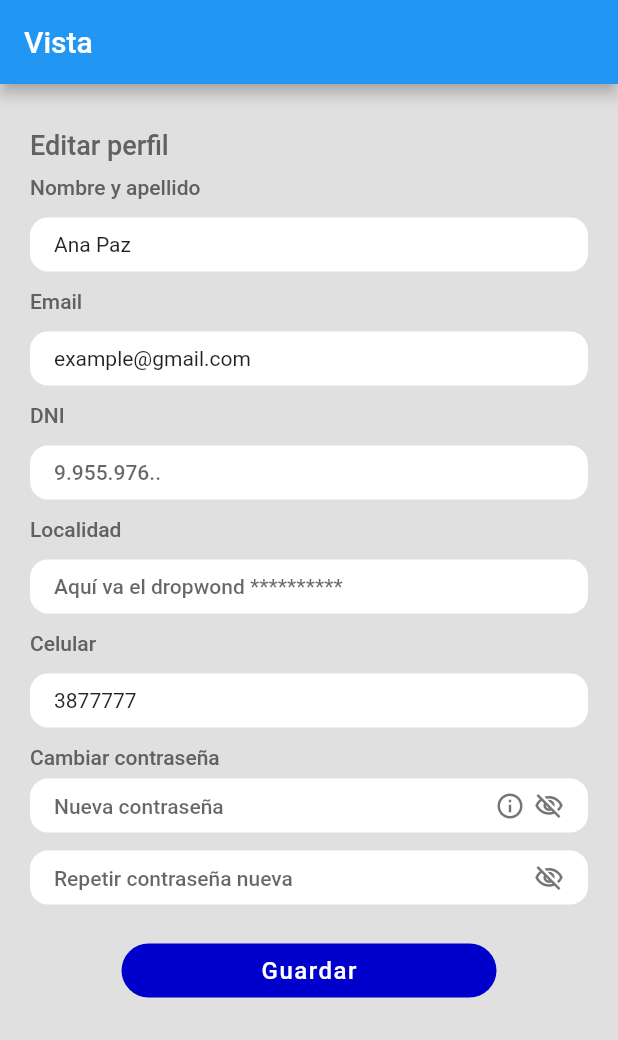
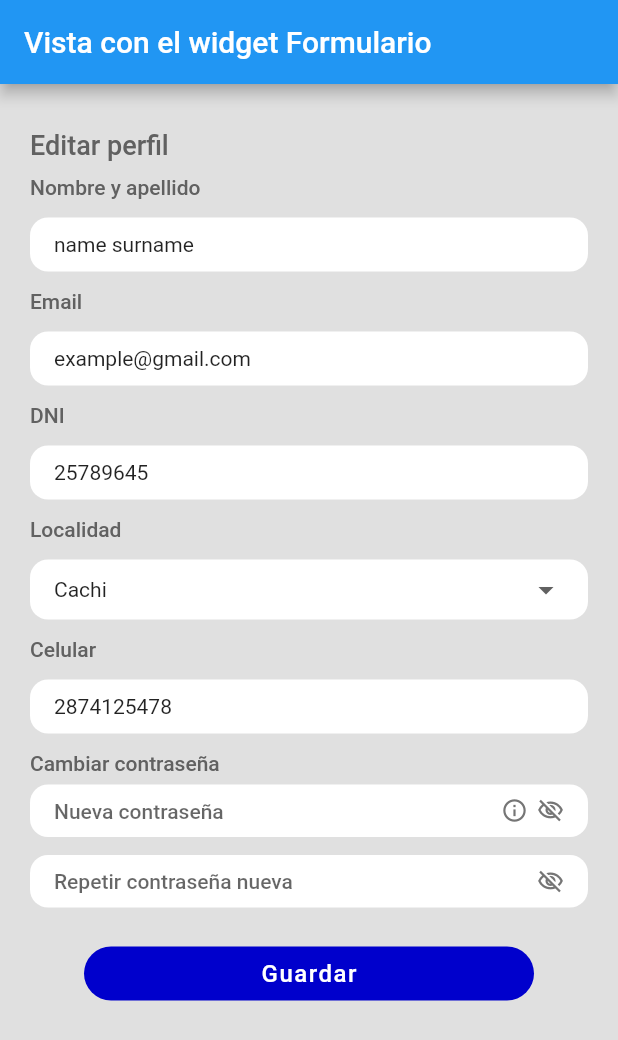
Before and after one commit to leopazgerez/perfildeusuario, a Flutter app: the screen it shows after launch, on a phone screen of 412 x 824 dp. Shown: the top 1040 px of the screen. Run offline on Flutter 3.47's test engine with Material 2 defaults, Android fonts, the phone set to English and light mode, and no system bars.

Commit message:
Last Update
Se agregaron métodos customizados para los 3 casos de campos del formulario, los antiguos se eliminaron, se agrego el autocompletado del formulario con respecto al modelo, y se terminaron de agregar las últimas validaciones, también detalles como el tamaño del botón, iconos, texto, etc.

```diff
--- a/lib/main.dart
+++ b/lib/main.dart
@@ -10,13 +10,14 @@ class MyApp extends StatelessWidget {
   @override
   Widget build(BuildContext context) {
     return MaterialApp(
+      debugShowCheckedModeBanner: false,
       title: 'Flutter Demo',
       theme: ThemeData(
         primarySwatch: Colors.blue,
       ),
-      initialRoute: const View().id,
+      initialRoute: View().id,
       routes: {
-        const View().id: (_) => const View(),
+        View().id: (_) => View(),
       },
     );
   }
--- a/lib/src/models/person_model.dart
+++ b/lib/src/models/person_model.dart
@@ -5,16 +5,15 @@ class PersonModel{
   int? _dni;
   String? _location;
   int? _phoneNumber;
-  String? _password;
+  String? password;
 
-  PersonModel(String name, String surname, String email, int dni, String location, int phoneNumber, String password,){
+  PersonModel(String name, String surname, String email, int dni, String location, int phoneNumber,{this.password}){
     _name = name;
     _surname = surname;
     _email = email;
     _dni = dni;
     _location = location;
     _phoneNumber = phoneNumber;
-    _password = password;
   }
 
   String get name => _name!;
@@ -41,9 +40,5 @@ class PersonModel{
   set phoneNumber(int phoneNumber){
     _phoneNumber = phoneNumber;
   }
-  String get password => _password!;
-  set password(String password){
-    _password = password;
-  }
 
 }
--- a/lib/src/ui/pagecomponent/user_profile.dart
+++ b/lib/src/ui/pagecomponent/user_profile.dart
@@ -10,29 +10,27 @@ class UserProfile extends StatefulWidget {
 }
 
 class _UserProfileState extends State<UserProfile> {
-  final numberPhone = "3877777";
-  final currentPassword = "pass";
-  final nameAndSurname = 'Ana Paz';
-  final email = 'example@gmail.com';
+  List<String> locationList = [
+    'Salta',
+    'Joaquin V. Gonzalez',
+    'Quebrachal',
+    'Metan',
+    'Cachi'
+  ];
+
   final double paddingVertical = 8;
   final double paddingHorizontal = 16;
   final double borderRadiusTextForm = 12;
   final double sizeTextForm = 14;
-  List<String> locationList = [
-    'Salta',
-    'Joaquin V. Gonzalez',
-    'Quebrachal',
-    'Metan'
-  ];
+  String dropDownValue = '';
 
-  final GlobalKey<FormState> formKey = GlobalKey<FormState>();
-  bool isTapIcon = true;
   bool iconEyeNewPassword = false;
   bool iconEyeConfirmPassword = false;
 
-  isTapIconf() {
-    isTapIcon = !isTapIcon;
-  }
+  final GlobalKey<FormState> formKey = GlobalKey<FormState>();
+
+  TextEditingController newPasswordController = TextEditingController();
+  TextEditingController confirmPasswordController = TextEditingController();
 
   isTapIconEyeNewPassword() {
     iconEyeNewPassword = !iconEyeNewPassword;
@@ -61,14 +59,51 @@ class _UserProfileState extends State<UserProfile> {
     return null;
   }
 
+  String? newPasswordValidator(newPassword) {
+    if (newPassword == null || newPassword.isEmpty) {
+      return 'Contraseña requerida';
+    } else if (newPassword.length < 8) {
+      return 'Debe tener un minimo de 8 caracteres';
+    }
+    return null;
+  }
+
+  String? confirmPasswordValidator(confirmPassword) {
+    if (confirmPassword == null || confirmPassword.isEmpty) {
+      return 'Contraseña requerida';
+    }
+    if (confirmPassword.length < 8) {
+      return 'Debe tener un minimo de 8 caracteres';
+    }
+    if (newPasswordController.text != confirmPasswordController.text) {
+      return 'Contraseñas no coinciden';
+    }
+    return null;
+  }
+
+  void onTapIconInfo() {
+    const snackBar = SnackBar(
+      content: Text('Ingrese su nueva contraseña'),
+    );
+    ScaffoldMessenger.of(context).showSnackBar(snackBar);
+  }
+
+  void onTapIconEyeNewPassword() {
+    setState(() {
+      isTapIconEyeNewPassword();
+    });
+  }
+
+  void onTapIconEyeConfirmPassword() {
+    setState(() {
+      isTapIconEyeConfirmPassword();
+    });
+  }
+
   @override
   Widget build(BuildContext context) {
-    IconData icon =
-        isTapIcon ? Icons.visibility_outlined : Icons.visibility_off_outlined;
     return Form(
       key: formKey,
-      child: Padding(
-        padding: const EdgeInsets.all(20.0),
       child: Column(
         crossAxisAlignment: CrossAxisAlignment.start,
         children: [
@@ -81,62 +116,77 @@ class _UserProfileState extends State<UserProfile> {
           ),
           _customTitleTextForm(title: "Nombre y apellido"),
           _customTextFormField(
-                hintText: "Nombre y apellido", initialValue: nameAndSurname),
-            _titleTextForm("Email"),
+              hintText: "Adoración Rosa...",
+              initialValue: "${widget.model!.name} ${widget.model!.surname}"),
+          _customTitleTextForm(title: "Email"),
           _customTextFormField(
-                hintText: "Email",
+            hintText: "adoracion.rosa@gmail.com...",
             keyboardType: TextInputType.emailAddress,
-                initialValue: email,
+            initialValue: widget.model!.email,
             validator: emailValidator,
           ),
-            /*
-            _textFormField(email, "Email", TextInputType.emailAddress,
-                validator: (email) {
-              if (email == null || email.isEmpty) {
-                return 'E-mail es requerido';
-              }
-              String pattern = r'\w+@\w+\.\w+';
-              RegExp regex = RegExp(pattern);
-              if (!regex.hasMatch(email)) return 'Formato Incorrecto de E-mail';
-              return null;
-            }),
-            */
           _customTitleTextForm(title: "DNI"),
-            _customTextFormField(hintText: "9.955.976.."),
-            _titleTextForm("Localidad"),
-            _textFormField(
-                "", "Aquí va el dropwond **********", TextInputType.text),
-            _titleTextForm("Celular"),
-            _textFormField(numberPhone, "387678953..", TextInputType.number),
-            _titleTextForm("Cambiar contraseña"),
-            _customTextFormFieldIE("", "Nueva contraseña", TextInputType.text,
-                () {
-              setState(() {
-                isTapIconEyeNewPassword();
-              });
-            }, iconInfo: true, iconEye: true, isTapIcon: iconEyeNewPassword),
-            _customTextFormFieldIE(
-                "", "Repetir contraseña nueva", TextInputType.text, () {
-              setState(() {
-                isTapIconEyeConfirmPassword();
-              });
-            }, iconEye: true, isTapIcon: iconEyeConfirmPassword),
+          _customTextFormField(
+              hintText: "9.955.976...",
+              initialValue: widget.model!.dni.toString(),
+              keyboardType: TextInputType.number,
+              validator: dniValidator),
+          _customTitleTextForm(title: "Localidad"),
+          _customDropDownButton(locationList, widget.model!.location),
+          _customTitleTextForm(title: "Celular"),
+          _customTextFormField(
+              hintText: "387678953...",
+              initialValue: widget.model!.phoneNumber.toString(),
+              keyboardType: TextInputType.number),
+          _customTitleTextForm(title: "Cambiar contraseña"),
+          _customTextFormFieldWithIcons(
+            hintText: "Nueva contraseña",
+            iconEye: true,
+            iconInfo: true,
+            isTapIcon: iconEyeNewPassword,
+            onTapInfo: onTapIconInfo,
+            onTapEye: onTapIconEyeNewPassword,
+            initialValue: null,
+            validator: newPasswordValidator,
+            controller: newPasswordController,
+          ),
+          _customTextFormFieldWithIcons(
+            hintText: "Repetir contraseña nueva",
+            iconEye: true,
+            isTapIcon: iconEyeConfirmPassword,
+            onTapEye: onTapIconEyeConfirmPassword,
+            initialValue: null,
+            validator: confirmPasswordValidator,
+            controller: confirmPasswordController,
+          ),
           _customButton(
-                "Guardar", const Color(0xFF0000CC), 36, 16, FontWeight.w500, 1),
+            text: "Guardar",
+            backgroundColor: const Color(0xFF0000CC),
+            height: 36,
+            width: 300,
+            textSize: 16,
+            textWeight: FontWeight.w500,
+            letterSpacing: 1,
+          ),
         ],
-        ),
       ),
     );
   }
 
   Widget _customButton(
-      text, backgroundColor, height, textSize, textWeight, letterSpacing) {
+      {String? text = "",
+      Color? backgroundColor = const Color(0xFF0000FF),
+      double? height = 30,
+      double? width = 200,
+      double? textSize = 20,
+      FontWeight? textWeight = FontWeight.w500,
+      double? letterSpacing = 3}) {
     return Center(
       child: Container(
         margin: const EdgeInsets.only(top: 20),
         child: CustomButton(
-          width: 250,
-          text: "Guardar",
+          width: width!,
+          text: text!,
           onTap: () {
             setState(() {
               if (formKey.currentState!.validate()) {
@@ -146,11 +196,11 @@ class _UserProfileState extends State<UserProfile> {
               }
             });
           },
-          backgroundColor: const Color(0xFF0000CC),
-          height: 36,
-          textSize: 16,
-          textWeight: FontWeight.w500,
-          letterSpacing: 1,
+          backgroundColor: backgroundColor!,
+          height: height!,
+          textSize: textSize!,
+          textWeight: textWeight!,
+          letterSpacing: letterSpacing!,
         ),
       ),
     );
@@ -166,27 +216,25 @@ class _UserProfileState extends State<UserProfile> {
       ),
     );
   }
-
-  Widget _titleTextForm(String title) {
-    return Text(
-      title,
-      style: TextStyle(
-        fontWeight: FontWeight.w500,
-        fontSize: 14,
-        color: Colors.grey.shade700,
-      ),
-    );
-  }
-
-  Widget _customTextFormFieldIE(
-      String initialValue, String hintText, keyboardType, onTap,
-      {bool? iconInfo, bool? iconEye, bool? isTapIcon}) {
+  Widget _customTextFormFieldWithIcons({
+    required String hintText,
+    TextInputType? keyboardType = TextInputType.text,
+    String? initialValue = "",
+    void Function()? onTapInfo,
+    void Function()? onTapEye,
+    bool? iconInfo = false,
+    bool? iconEye = false,
+    bool? isTapIcon = false,
+    required TextEditingController controller,
+    String? Function(String?)? validator,
+    double? fontSize = 14,
+    double? sizeIcon = 18,
+  }) {
     IconData icon = Icons.visibility_outlined;
     if (isTapIcon != null) {
       icon =
           isTapIcon ? Icons.visibility_outlined : Icons.visibility_off_outlined;
     }
-    //bool? obscureText
     bool obscureText = !isTapIcon!;
     return Container(
       decoration: BoxDecoration(
@@ -198,9 +246,12 @@ class _UserProfileState extends State<UserProfile> {
         horizontal: paddingHorizontal,
         vertical: paddingVertical,
       ),
-      child: Row(children: [
+      child: Row(
+        children: [
         Expanded(
           child: TextFormField(
+            validator: validator,
+            controller: controller,
             initialValue: initialValue,
             keyboardType: keyboardType,
             obscureText: obscureText,
@@ -208,37 +259,32 @@ class _UserProfileState extends State<UserProfile> {
               hintText: hintText,
               hintStyle: TextStyle(
                 fontWeight: FontWeight.w500,
-                fontSize: sizeTextForm,
+                fontSize: fontSize,
               ),
             ),
           ),
         ),
         Visibility(
-          visible: iconInfo != null,
+          visible: iconInfo!,
           child: GestureDetector(
+            onTap: onTapInfo,
             child: Icon(
               Icons.info_outline,
-              size: 20,
+              size: sizeIcon,
               color: Colors.grey.shade600,
             ),
-            onTap: () {
-              const snackBar = SnackBar(
-                content: Text('Ingrese su nueva contraseña'),
-              );
-              ScaffoldMessenger.of(context).showSnackBar(snackBar);
-            },
           ),
         ),
         const SizedBox(
           width: 6,
         ),
         Visibility(
-          visible: iconEye != null,
+          visible: iconEye!,
           child: GestureDetector(
-            onTap: onTap,
+            onTap: onTapEye,
             child: Icon(
               icon,
-              size: 20,
+              size: sizeIcon,
               color: Colors.grey.shade600,
             ),
           ),
@@ -246,79 +292,7 @@ class _UserProfileState extends State<UserProfile> {
       ]),
     );
   }
-  Widget _customTextFormFieldDDD({
-    required String hintText,
-    TextInputType? keyboardType,
-    String? initialValue,
-    void Function()? onTapInfo,
-    void Function()? onTapEye,
-    bool? iconInfo, bool? iconEye, bool? isTapIcon}
-    ) {
-    IconData icon = Icons.visibility_outlined;
-    if (isTapIcon != null) {
-      icon =
-          isTapIcon ? Icons.visibility_outlined : Icons.visibility_off_outlined;
-    }
-    //bool? obscureText
-    bool obscureText = !isTapIcon!;
-    return Container(
-      decoration: BoxDecoration(
-        color: Colors.white,
-        borderRadius: BorderRadius.circular(borderRadiusTextForm),
-      ),
-      margin: const EdgeInsets.symmetric(vertical: 6),
-      padding: EdgeInsets.symmetric(
-        horizontal: paddingHorizontal,
-        vertical: paddingVertical,
-      ),
-      child: Row(children: [
-        Expanded(
-          child: TextFormField(
-            initialValue: initialValue,
-            keyboardType: keyboardType,
-            obscureText: obscureText,
-            decoration: InputDecoration.collapsed(
-              hintText: hintText,
-              hintStyle: TextStyle(
-                fontWeight: FontWeight.w500,
-                fontSize: sizeTextForm,
-              ),
-            ),
-          ),
-        ),
-        Visibility(
-          visible: iconInfo != null,
-          child: GestureDetector(
-            child: Icon(
-              Icons.info_outline,
-              size: 20,
-              color: Colors.grey.shade600,
-            ),
-            onTap: () {
-              const snackBar = SnackBar(
-                content: Text('Ingrese su nueva contraseña'),
-              );
-              ScaffoldMessenger.of(context).showSnackBar(snackBar);
-            },
-          ),
-        ),
-        const SizedBox(
-          width: 6,
-        ),
-        Visibility(
-          visible: iconEye != null,
-          child: GestureDetector(
-            onTap: onTapEye,
-            child: Icon(
-              icon,
-              size: 20,
-              color: Colors.grey.shade600,
-            ),
-          ),
-        )
-      ]),
-    );
-  }
+
   Widget _customTextFormField({
     required String hintText,
     String? initialValue,
@@ -354,9 +328,7 @@ class _UserProfileState extends State<UserProfile> {
     );
   }
 
-  Widget _textFormField(
-      String initialValue, String hintText, TextInputType keyboardType,
-      {bool? obscureText, validator}) {
+  Widget _customDropDownButton(List<String> list, String currenhtLocation) {
     return Container(
       margin: const EdgeInsets.symmetric(vertical: 12),
       decoration: BoxDecoration(
@@ -365,21 +337,31 @@ class _UserProfileState extends State<UserProfile> {
       ),
       padding: const EdgeInsets.symmetric(
         horizontal: 16,
-        vertical: 10,
+        vertical: 8,
       ),
-      child: TextFormField(
-        keyboardType: keyboardType,
-        initialValue: initialValue,
+      child: DropdownButtonFormField(
+        borderRadius: BorderRadius.circular(12),
+        decoration: const InputDecoration.collapsed(hintText: 'hit'),
+        icon: const Icon(Icons.arrow_drop_down_sharp),
+        value:
+            "Cachi", //currenhtLocation // algoo como list.elementAt(list.getIndexOf(currenhtLocation))
+        onChanged: (String? newValue) {
+          setState(() {
+            dropDownValue = newValue!;
+          });
+        },
+        items: list.map<DropdownMenuItem<String>>((String value) {
+          return DropdownMenuItem<String>(
+            value: value,
+            child: Padding(
+              padding: EdgeInsets.zero,
+              child: Text(
+                value,
                 style: const TextStyle(fontSize: 14),
-        obscureText: !(obscureText == null),
-        decoration: InputDecoration.collapsed(
-          hintText: hintText,
-          hintStyle: const TextStyle(
-            fontWeight: FontWeight.w500,
-            fontSize: 14,
               ),
             ),
-        validator: validator,
+          );
+        }).toList(),
       ),
     );
   }
--- a/lib/view.dart
+++ b/lib/view.dart
@@ -4,24 +4,29 @@ import 'package:perfildeusuario/src/ui/pagecomponent/user_profile.dart';
 
 class View extends StatelessWidget {
   final String id = "view";
-  const View({Key? key}) : super(key: key);
+  View({Key? key}) : super(key: key);
+
+  final PersonModel personaNN = PersonModel('name', 'surname', 'example@gmail.com', 25789645, 'location', 2874125478);
 
   @override
   Widget build(BuildContext context) {
     return Scaffold(
       backgroundColor: Colors.grey.shade300,
       appBar: AppBar(
-        title: const Text("Vista"),
+        title: const Text("Vista con el widget Formulario"),
       ),
       body: _body(),
     );
   }
   Widget _body(){
-    return SingleChildScrollView(
-      child: Column(
-        children: const [
-          UserProfile(),
-        ],
+    return Padding(
+      padding: const EdgeInsets.all(20),
+      child: SingleChildScrollView(
+        child: Column(
+          children: [
+            UserProfile(model: personaNN),
+          ],
+        ),
       ),
     );
   }
```
Lines whose indentation alone changed are shown as unchanged.
